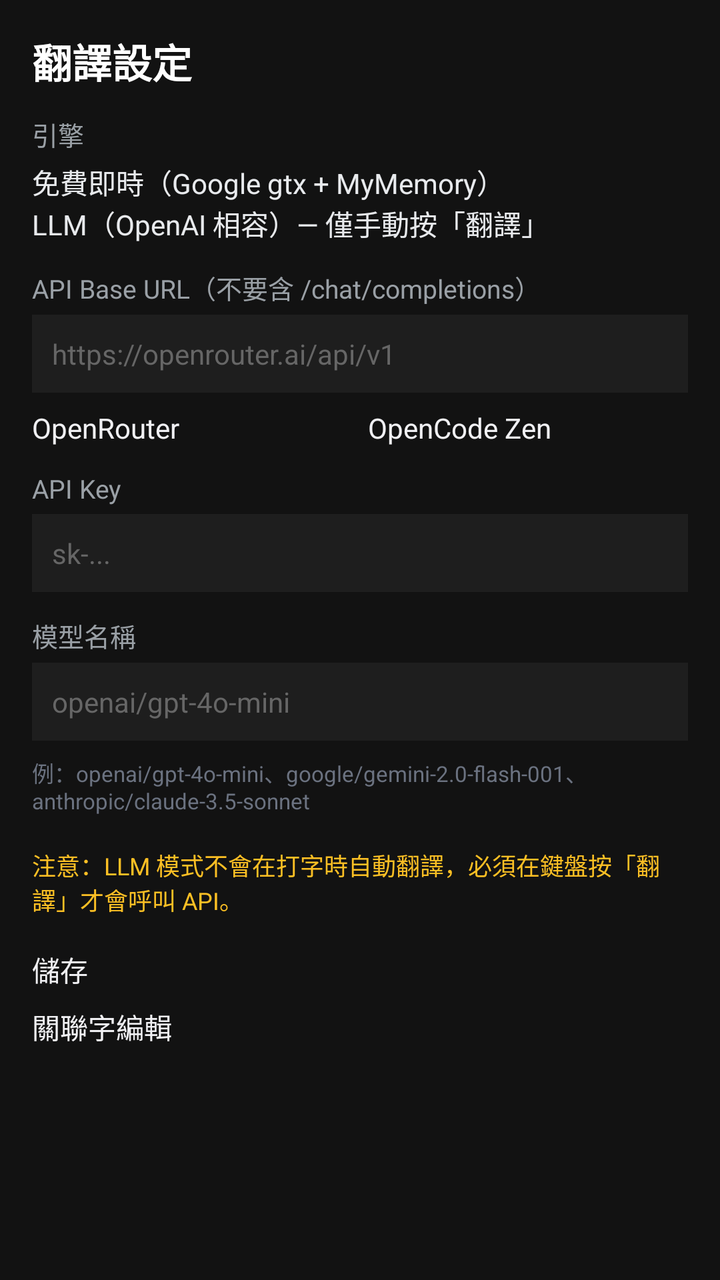
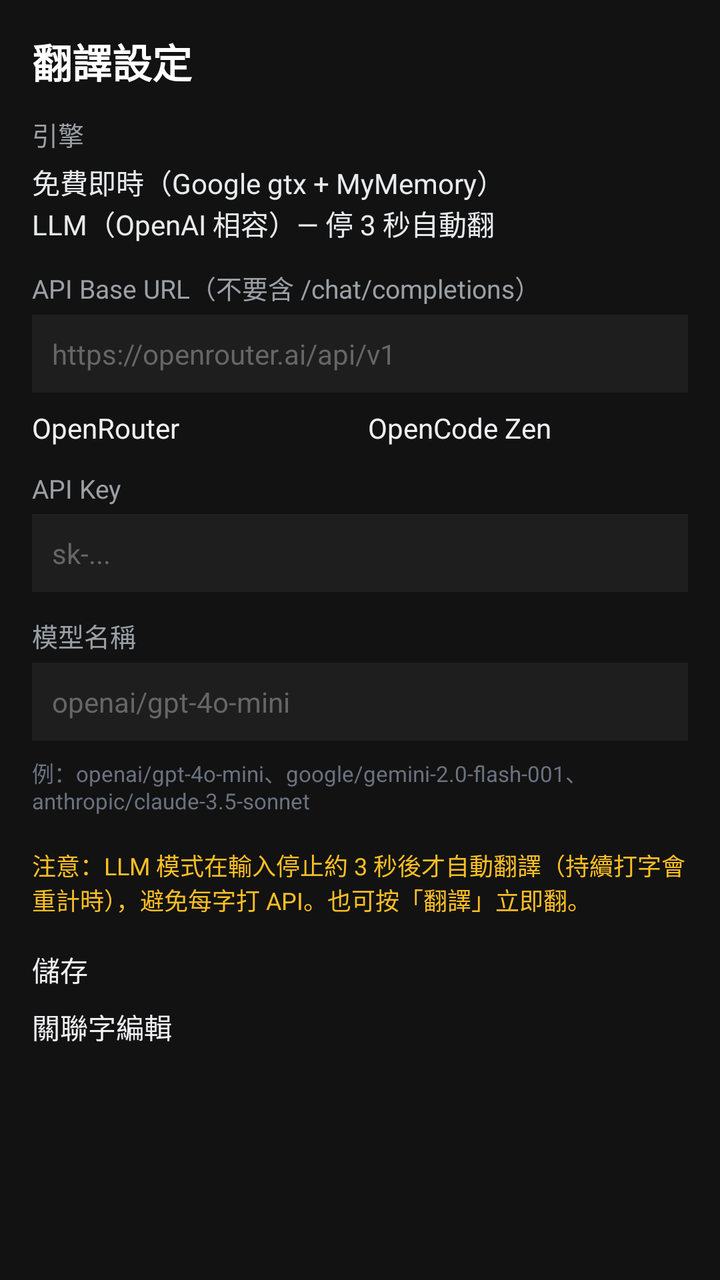

Screens rendered from an Android XML layout before and after an edit, with the pre-edit source and the edit as a unified diff.
<!-- AndroidManifest.xml: activity theme android:Theme.DeviceDefault.NoActionBar -->
<!-- res/layout/activity_translate_settings.xml -->
<?xml version="1.0" encoding="utf-8"?>
<ScrollView xmlns:android="http://schemas.android.com/apk/res/android"
    android:layout_width="match_parent"
    android:layout_height="match_parent"
    android:background="#121212">

    <LinearLayout
        android:layout_width="match_parent"
        android:layout_height="wrap_content"
        android:orientation="vertical"
        android:padding="16dp">

        <TextView
            android:layout_width="match_parent"
            android:layout_height="wrap_content"
            android:text="翻譯設定"
            android:textColor="#FFFFFF"
            android:textSize="20sp"
            android:textStyle="bold"
            android:paddingBottom="12dp" />

        <TextView
            android:layout_width="match_parent"
            android:layout_height="wrap_content"
            android:text="引擎"
            android:textColor="#9AA0A6"
            android:textSize="13sp" />

        <RadioGroup
            android:id="@+id/rg_engine"
            android:layout_width="match_parent"
            android:layout_height="wrap_content"
            android:orientation="vertical"
            android:paddingTop="4dp"
            android:paddingBottom="12dp">

            <RadioButton
                android:id="@+id/rb_gtx"
                android:layout_width="match_parent"
                android:layout_height="wrap_content"
                android:text="免費即時（Google gtx + MyMemory）"
                android:textColor="#E8EAED" />

            <RadioButton
                android:id="@+id/rb_llm"
                android:layout_width="match_parent"
                android:layout_height="wrap_content"
                android:text="LLM（OpenAI 相容）— 僅手動按「翻譯」"
                android:textColor="#E8EAED" />
        </RadioGroup>

        <TextView
            android:layout_width="match_parent"
            android:layout_height="wrap_content"
            android:text="API Base URL（不要含 /chat/completions）"
            android:textColor="#9AA0A6"
            android:textSize="13sp" />

        <EditText
            android:id="@+id/edit_base_url"
            android:layout_width="match_parent"
            android:layout_height="wrap_content"
            android:hint="https://openrouter.ai/api/v1"
            android:inputType="textUri"
            android:textColor="#FFFFFF"
            android:textColorHint="#666666"
            android:padding="10dp"
            android:background="#1E1E1E"
            android:layout_marginTop="4dp"
            android:layout_marginBottom="8dp" />

        <LinearLayout
            android:layout_width="match_parent"
            android:layout_height="wrap_content"
            android:orientation="horizontal"
            android:paddingBottom="12dp">

            <Button
                android:id="@+id/btn_preset_openrouter"
                android:layout_width="0dp"
                android:layout_height="wrap_content"
                android:layout_weight="1"
                android:text="OpenRouter"
                android:textAllCaps="false" />

            <Button
                android:id="@+id/btn_preset_opencode"
                android:layout_width="0dp"
                android:layout_height="wrap_content"
                android:layout_weight="1"
                android:layout_marginStart="8dp"
                android:text="OpenCode Zen"
                android:textAllCaps="false" />
        </LinearLayout>

        <TextView
            android:layout_width="match_parent"
            android:layout_height="wrap_content"
            android:text="API Key"
            android:textColor="#9AA0A6"
            android:textSize="13sp" />

        <EditText
            android:id="@+id/edit_api_key"
            android:layout_width="match_parent"
            android:layout_height="wrap_content"
            android:hint="sk-..."
            android:inputType="textPassword"
            android:textColor="#FFFFFF"
            android:textColorHint="#666666"
            android:padding="10dp"
            android:background="#1E1E1E"
            android:layout_marginTop="4dp"
            android:layout_marginBottom="12dp" />

        <TextView
            android:layout_width="match_parent"
            android:layout_height="wrap_content"
            android:text="模型名稱"
            android:textColor="#9AA0A6"
            android:textSize="13sp" />

        <EditText
            android:id="@+id/edit_model"
            android:layout_width="match_parent"
            android:layout_height="wrap_content"
            android:hint="openai/gpt-4o-mini"
            android:inputType="text"
            android:textColor="#FFFFFF"
            android:textColorHint="#666666"
            android:padding="10dp"
            android:background="#1E1E1E"
            android:layout_marginTop="4dp"
            android:layout_marginBottom="8dp" />

        <TextView
            android:layout_width="match_parent"
            android:layout_height="wrap_content"
            android:text="例：openai/gpt-4o-mini、google/gemini-2.0-flash-001、anthropic/claude-3.5-sonnet"
            android:textColor="#6B7280"
            android:textSize="11sp"
            android:paddingBottom="16dp" />

        <TextView
            android:layout_width="match_parent"
            android:layout_height="wrap_content"
            android:text="注意：LLM 模式不會在打字時自動翻譯，必須在鍵盤按「翻譯」才會呼叫 API。"
            android:textColor="#FBBF24"
            android:textSize="12sp"
            android:paddingBottom="16dp" />

        <Button
            android:id="@+id/btn_save"
            android:layout_width="match_parent"
            android:layout_height="wrap_content"
            android:text="儲存"
            android:textAllCaps="false" />

        <Button
            android:id="@+id/btn_assoc"
            android:layout_width="match_parent"
            android:layout_height="wrap_content"
            android:layout_marginTop="8dp"
            android:text="關聯字編輯"
            android:textAllCaps="false" />

        <TextView
            android:id="@+id/txt_status"
            android:layout_width="match_parent"
            android:layout_height="wrap_content"
            android:paddingTop="12dp"
            android:textColor="#8AB4F8"
            android:textSize="13sp" />
    </LinearLayout>
</ScrollView>
<!-- resources referenced by this layout -->
<resources>

</resources>

<!-- the commit's change to res/layout/activity_translate_settings.xml (unified diff, before → after) -->
@@ -45,7 +45,7 @@
                 android:id="@+id/rb_llm"
                 android:layout_width="match_parent"
                 android:layout_height="wrap_content"
-                android:text="LLM（OpenAI 相容）— 僅手動按「翻譯」"
+                android:text="LLM（OpenAI 相容）— 停 3 秒自動翻"
                 android:textColor="#E8EAED" />
         </RadioGroup>
 
@@ -144,7 +144,7 @@
         <TextView
             android:layout_width="match_parent"
             android:layout_height="wrap_content"
-            android:text="注意：LLM 模式不會在打字時自動翻譯，必須在鍵盤按「翻譯」才會呼叫 API。"
+            android:text="注意：LLM 模式在輸入停止約 3 秒後才自動翻譯（持續打字會重計時），避免每字打 API。也可按「翻譯」立即翻。"
             android:textColor="#FBBF24"
             android:textSize="12sp"
             android:paddingBottom="16dp" />
